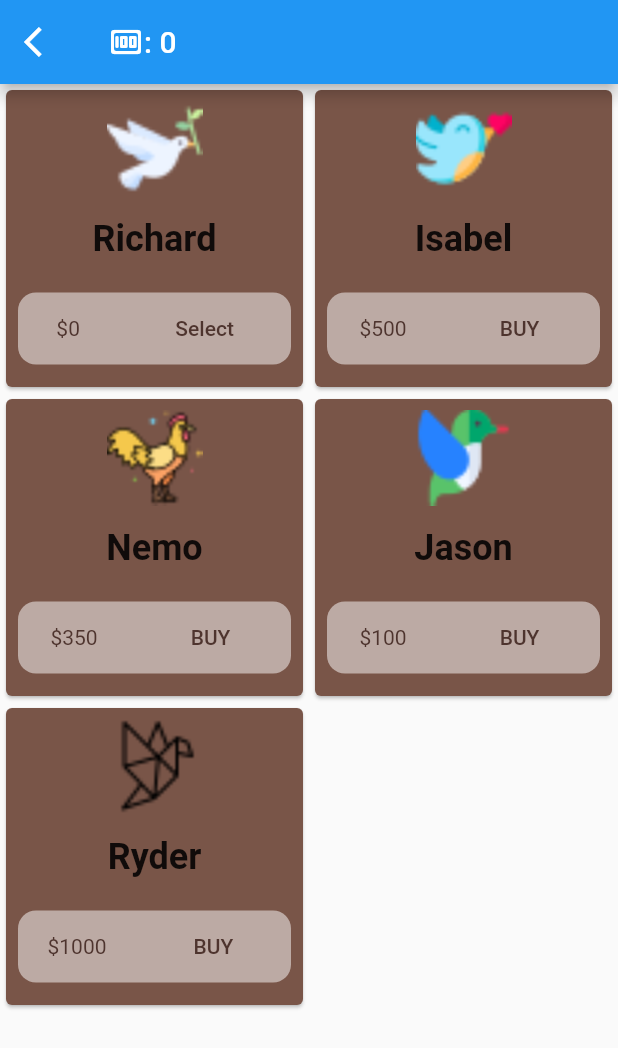
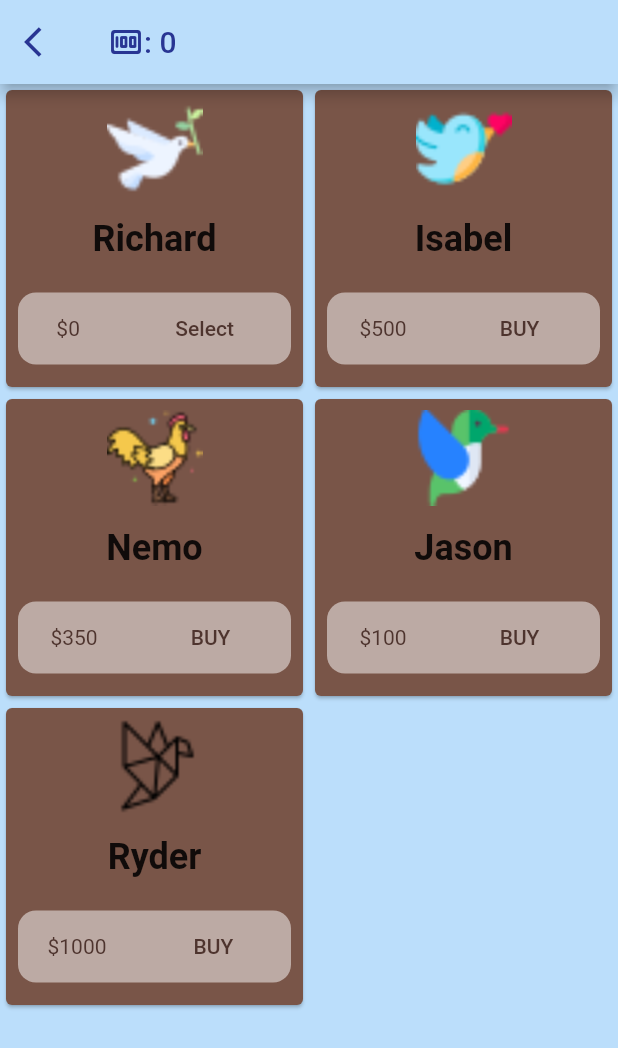
Before and after one commit to richard0220/Gaming, a Flutter app: the screen it shows after launch, after a tap on the "store" icon, on a phone screen of 412 x 824 dp. Shown: the top 1048 px of the screen. Run offline on Flutter 3.47's test engine with Material 2 defaults, Android fonts, the phone set to English and light mode, and no system bars; our stand-ins replace hive, hive_flutter; missing offline and left inert: dart:ffi; accounts and stored records are empty.

Commit message:
flappy bird finished

```diff
--- a/lib/flappyBird/commodity.dart
+++ b/lib/flappyBird/commodity.dart
@@ -3,7 +3,7 @@ import 'dart:ffi';
 import 'package:flutter/material.dart';
 import 'package:game/flappyBird/bird.dart';
 import 'package:game/flappyBird/homepage.dart';
-import 'package:game/store.dart';
+import 'package:game/flappyBird/store.dart';
 import 'package:hive_flutter/hive_flutter.dart';
 
 typedef StateValue = bool Function(bool);
--- a/lib/flappyBird/homepage.dart
+++ b/lib/flappyBird/homepage.dart
@@ -2,7 +2,7 @@ import 'dart:async';
 import 'package:flutter/material.dart';
 import 'package:game/flappyBird/barriers.dart';
 import 'package:game/flappyBird/bird.dart';
-import 'package:game/store.dart';
+import 'package:game/flappyBird/store.dart';
 import 'package:hive/hive.dart';
 
 class HomePage extends StatefulWidget {
--- /dev/null
+++ b/lib/flappyBird/splashScreen.dart
@@ -0,0 +1,44 @@
+import 'dart:async';
+
+import 'package:flutter/material.dart';
+import 'package:game/flappyBird/homepage.dart';
+
+class SplashScreen extends StatefulWidget {
+  const SplashScreen({Key? key}) : super(key: key);
+
+  @override
+  _SplashScreenState createState() => _SplashScreenState();
+}
+
+class _SplashScreenState extends State<SplashScreen> {
+  @override
+  void initState() {
+    // TODO: implement initState
+    super.initState();
+    Timer(Duration(seconds: 3), () {
+      Navigator.push(
+          context, MaterialPageRoute<void>(builder: (context) => HomePage()));
+    });
+  }
+
+  @override
+  Widget build(BuildContext context) {
+    return Scaffold(
+      backgroundColor: Colors.brown[400],
+      body: Center(
+        child: Column(
+          mainAxisAlignment: MainAxisAlignment.center,
+          children: [
+            Image.asset("assets/images/peace.png"),
+            SizedBox(
+              height: 20,
+            ),
+            CircularProgressIndicator(
+              valueColor: AlwaysStoppedAnimation<Color>(Colors.white),
+            )
+          ],
+        ),
+      ),
+    );
+  }
+}
--- a/lib/store.dart
+++ b/lib/flappyBird/store.dart
@@ -20,15 +20,26 @@ class _StorePageState extends State<StorePage> {
   @override
   Widget build(BuildContext context) {
     return Scaffold(
+      backgroundColor: Colors.blue[100],
       appBar: AppBar(
+        backgroundColor: Colors.blue[100],
         leading: IconButton(
-          icon: Icon(Icons.arrow_back_ios),
+          icon: Icon(
+            Icons.arrow_back_ios,
+            color: Colors.indigo[800],
+          ),
           onPressed: () => Navigator.pop(context),
         ),
         title: Row(
           children: [
-            Icon(Icons.money_rounded),
-            Text(": ${money} "),
+            Icon(
+              Icons.money_rounded,
+              color: Colors.indigo[800],
+            ),
+            Text(
+              ": ${money} ",
+              style: TextStyle(color: Colors.indigo[800]),
+            ),
           ],
         ),
       ),
--- a/lib/main.dart
+++ b/lib/main.dart
@@ -1,5 +1,6 @@
 import 'package:flutter/material.dart';
 import 'package:game/flappyBird/homepage.dart';
+import 'package:game/flappyBird/splashScreen.dart';
 import 'package:hive/hive.dart';
 import 'package:hive_flutter/hive_flutter.dart';
 
@@ -16,7 +17,7 @@ class MyApp extends StatelessWidget {
       theme: ThemeData(
         primarySwatch: Colors.blue,
       ),
-      home: HomePage(),
+      home: SplashScreen(),
     );
   }
 }
```
